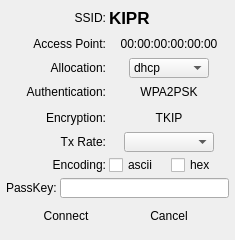
The window that cbcui/ui/WifiDialog.ui (kipr/cbc) describes before a commit, drawn with Qt 5.
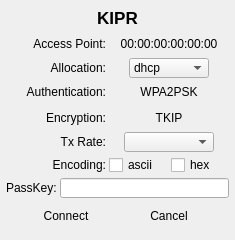
The same window after the commit. Icons and pictures are not drawn.

Commit message: Tweeked the wifi pages for better visibility and print out mac address on refresh. Also tested the new gcc user code compile script with unistd.h and fcntl.h included so serial port programming is available.

```diff
--- a/cbcui/ui/WifiDialog.ui
+++ b/cbcui/ui/WifiDialog.ui
@@ -52,28 +52,6 @@
    </property>
    <item>
     <layout class="QHBoxLayout" name="horizontalLayout">
-     <item>
-      <widget class="QLabel" name="label_2">
-       <property name="minimumSize">
-        <size>
-         <width>100</width>
-         <height>0</height>
-        </size>
-       </property>
-       <property name="maximumSize">
-        <size>
-         <width>100</width>
-         <height>16777215</height>
-        </size>
-       </property>
-       <property name="text">
-        <string>SSID:</string>
-       </property>
-       <property name="alignment">
-        <set>Qt::AlignRight|Qt::AlignTrailing|Qt::AlignVCenter</set>
-       </property>
-      </widget>
-     </item>
      <item>
       <widget class="QLabel" name="ui_ssidLabel">
        <property name="font">
@@ -87,7 +65,7 @@
         <string>KIPR</string>
        </property>
        <property name="alignment">
-        <set>Qt::AlignLeading|Qt::AlignLeft|Qt::AlignVCenter</set>
+        <set>Qt::AlignCenter</set>
        </property>
       </widget>
      </item>
```
The commit also changes 4 other files.
